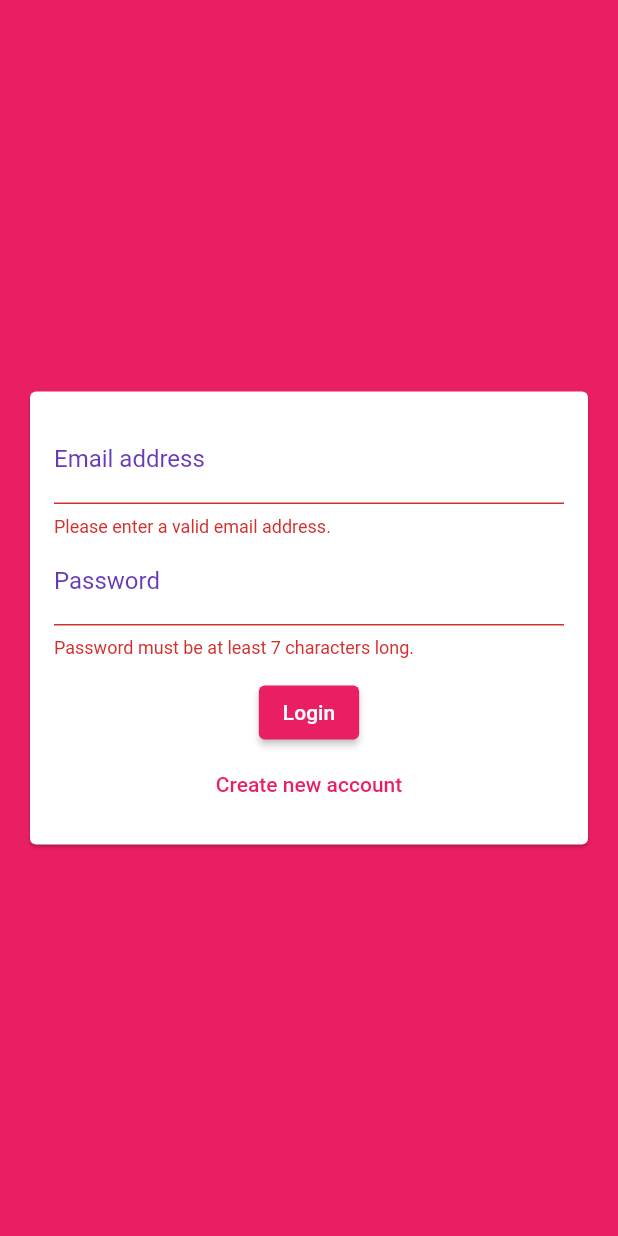
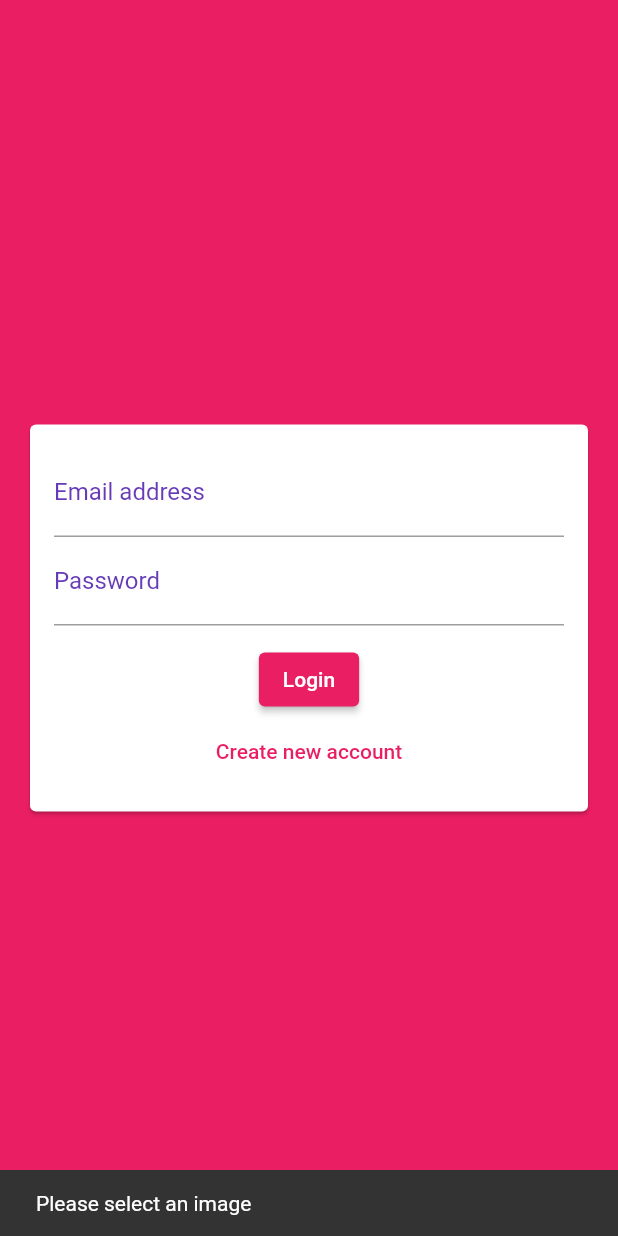
Before and after one commit to Dejito/FirebaseBaaS, a Flutter app: the screen it shows after launch, after a tap on "Login", on a phone screen of 412 x 824 dp. Run offline on Flutter 3.47's test engine with Material 2 defaults, Android fonts, the phone set to English and light mode, and no system bars; our stand-ins replace cloud_firestore, firebase_auth, firebase_core, firebase_storage, image_picker; accounts and stored records are empty.

Commit message:
saving to firebase storage

```diff
--- a/lib/screens/auth_screen.dart
+++ b/lib/screens/auth_screen.dart
@@ -1,7 +1,9 @@
-import 'package:flutter/foundation.dart';
+import 'package:firebase_storage/firebase_storage.dart';
+
+import 'dart:io';
+
 import 'package:flutter/material.dart';
 import 'package:flutter/services.dart';
-
 import '../widget/auth/auth_form.dart';
 import 'package:firebase_auth/firebase_auth.dart';
 import 'package:cloud_firestore/cloud_firestore.dart';
@@ -19,7 +21,7 @@ class _AuthScreenState extends State<AuthScreen> {
   FirebaseFirestore? firestore;
   bool _isLoading = false;
 
-  void tryLogin(String email, String username, String password, bool isLogin,
+  void tryLogin(String email, String username, String password, File image, bool isLogin,
       BuildContext ctx) async {
     try {
       setState(() {
@@ -30,9 +32,11 @@ class _AuthScreenState extends State<AuthScreen> {
           email: email,
           password: password,
         );
-        if (kDebugMode) {
-          print("user cred is $userCredential");
-        }
+
+        final ref = FirebaseStorage.instance.ref().child('user_image').child('${userCredential!.user!.uid}.jpg');
+
+       await ref.putFile(image);
+
         await FirebaseFirestore.instance
             .collection('users')
             .doc('usernames').collection(userCredential!.user!.uid)
@@ -40,7 +44,6 @@ class _AuthScreenState extends State<AuthScreen> {
           'username': username,
           'email': email,
         });
-        // print("object ${b.toString()}");
         setState(() {
           _isLoading = false;
         });
--- a/lib/widget/auth/auth_form.dart
+++ b/lib/widget/auth/auth_form.dart
@@ -1,8 +1,11 @@
 import 'package:flutter/material.dart';
+
+import 'dart:io';
+import 'package:firebase_chat/widget/pickers/user_image_picker.dart';
 
 class AuthForm extends StatefulWidget {
   final bool isLoading;
-  final Function(String email, String username, String password, bool isLogin,
+  final Function(String email, String username, String password, File image, bool isLogin,
       BuildContext ctx) submitFn;
 
   const AuthForm({super.key, required this.submitFn, required this.isLoading});
@@ -17,9 +20,23 @@ class _AuthFormState extends State<AuthForm> {
   var _userEmail = '';
   var _userName = '';
   var _userPassword = '';
+  File? _userImage;
+
+  void _selectedImage(File incomingImage) {
+    _userImage = incomingImage;
+  }
 
   // final BuildContext
   void _trySubmit() async {
+    if (_userImage == null && _isLogin) {
+      ScaffoldMessenger.of(context).showSnackBar(
+        const SnackBar(
+          content: Text("Please select an image"),
+        ),
+      );
+      return;
+    }
+
     final isValid = _formKey.currentState!.validate();
     FocusScope.of(context).unfocus();
     if (isValid) {
@@ -28,6 +45,7 @@ class _AuthFormState extends State<AuthForm> {
         _userEmail.trim(),
         _userName.trim(),
         _userPassword.trim(),
+        _userImage!,
         _isLogin,
         context,
       );
@@ -48,6 +66,7 @@ class _AuthFormState extends State<AuthForm> {
               child: Column(
                 mainAxisSize: MainAxisSize.min,
                 children: <Widget>[
+                  if (!_isLogin) UserImagePicker(pickImageFn: _selectedImage),
                   TextFormField(
                     key: const ValueKey('email'),
                     validator: (value) {
--- a/lib/widget/chat/message_bubble.dart
+++ b/lib/widget/chat/message_bubble.dart
@@ -62,5 +62,3 @@ class MessageBubble extends StatelessWidget {
     );
   }
 }
-
-// final userData = await FirebaseFirestore.instance.collection('users').doc(user.uid).get();
--- a/pubspec.yaml
+++ b/pubspec.yaml
@@ -18,6 +18,8 @@ dependencies:
   cloud_firestore: ^4.12.2
   firebase_core: ^2.21.0
   firebase_auth: ^4.13.0
+  image_picker: ^1.0.4
+  firebase_storage: ^11.5.0
 
 dev_dependencies:
   flutter_test:
```
Also changed, not shown: lib/widget/pickers/user_image_picker.dart (added, +49 -0 lines), pubspec.lock, 5 other files.
